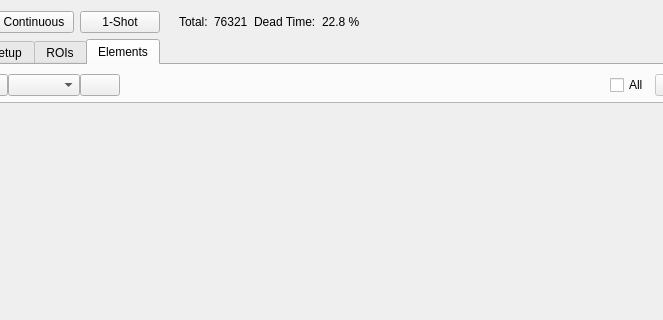
Above: firefly/xrf_detector.ui from spc-group/haven before the change; both pictures show x 85 to 748 and y 0 to 320 of the 1071 by 759 pixel window. Below: the same form after it.
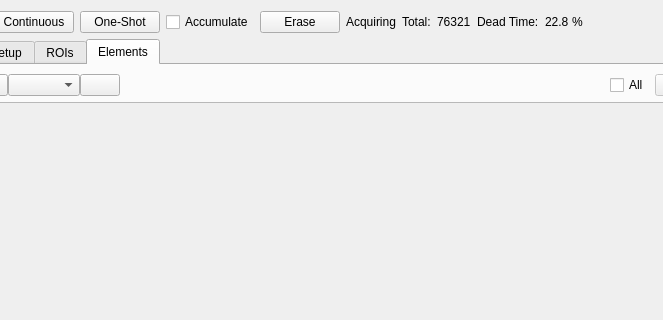
That is the form after the change. Custom widgets are drawn as their Qt base class.

Commit message: Acquisition controls for the XRF detector.

Patch:
```diff
--- a/firefly/xrf_detector.ui
+++ b/firefly/xrf_detector.ui
@@ -58,12 +58,41 @@
       </widget>
      </item>
      <item>
-      <widget class="PyDMPushButton" name="PyDMPushButton">
+      <widget class="QPushButton" name="oneshot_button">
+       <property name="text">
+        <string>One-Shot</string>
+       </property>
+       <property name="iconSize">
+        <size>
+         <width>12</width>
+         <height>12</height>
+        </size>
+       </property>
+      </widget>
+     </item>
+     <item>
+      <widget class="QCheckBox" name="accumulate_checkbox">
        <property name="toolTip">
         <string/>
        </property>
        <property name="text">
-        <string>1-Shot</string>
+        <string>Accumulate</string>
+       </property>
+      </widget>
+     </item>
+     <item>
+      <widget class="PyDMPushButton" name="erase_button">
+       <property name="toolTip">
+        <string>Erase the accumulated spectra.</string>
+       </property>
+       <property name="text">
+        <string>Erase</string>
+       </property>
+       <property name="iconSize">
+        <size>
+         <width>12</width>
+         <height>12</height>
+        </size>
        </property>
        <property name="channel" stdset="0">
         <string>oph://${DEV}.erase_start._write_pv</string>
@@ -78,8 +107,17 @@
      </item>
      <item>
       <widget class="PyDMLabel" name="PyDMLabel_35">
+       <property name="sizePolicy">
+        <sizepolicy hsizetype="Preferred" vsizetype="Fixed">
+         <horstretch>0</horstretch>
+         <verstretch>0</verstretch>
+        </sizepolicy>
+       </property>
        <property name="toolTip">
-        <string/>
+        <string>Currest status of the detector.</string>
+       </property>
+       <property name="text">
+        <string>Acquiring</string>
        </property>
        <property name="precision" stdset="0">
         <number>0</number>
@@ -147,19 +185,86 @@
       </widget>
      </item>
      <item>
-      <widget class="PyDMLabel" name="PyDMLabel_34">
+      <widget class="QWidget" name="deadtime_layout" native="true">
        <property name="sizePolicy">
         <sizepolicy hsizetype="Preferred" vsizetype="Fixed">
          <horstretch>0</horstretch>
          <verstretch>0</verstretch>
         </sizepolicy>
        </property>
-       <property name="toolTip">
-        <string/>
+       <property name="minimumSize">
+        <size>
+         <width>0</width>
+         <height>0</height>
+        </size>
        </property>
-       <property name="text">
-        <string>22.8 %</string>
+       <property name="baseSize">
+        <size>
+         <width>0</width>
+         <height>0</height>
+        </size>
        </property>
+       <property name="styleSheet">
+        <string notr="true"/>
+       </property>
+       <layout class="QHBoxLayout" name="horizontalLayout_5">
+        <property name="spacing">
+         <number>3</number>
+        </property>
+        <property name="leftMargin">
+         <number>0</number>
+        </property>
+        <property name="topMargin">
+         <number>0</number>
+        </property>
+        <property name="rightMargin">
+         <number>0</number>
+        </property>
+        <property name="bottomMargin">
+         <number>0</number>
+        </property>
+        <item>
+         <widget class="PyDMLabel" name="deadtime_label">
+          <property name="sizePolicy">
+           <sizepolicy hsizetype="Preferred" vsizetype="Fixed">
+            <horstretch>0</horstretch>
+            <verstretch>0</verstretch>
+           </sizepolicy>
+          </property>
+          <property name="toolTip">
+           <string>The overall live time across elements for the last acquisition.</string>
+          </property>
+          <property name="text">
+           <string>22.8</string>
+          </property>
+          <property name="precision" stdset="0">
+           <number>2</number>
+          </property>
+          <property name="precisionFromPV" stdset="0">
+           <bool>false</bool>
+          </property>
+          <property name="channel" stdset="0">
+           <string>oph://${DEV}.dead_time</string>
+          </property>
+          <property name="displayFormat" stdset="0">
+           <enum>PyDMLabel::Decimal</enum>
+          </property>
+         </widget>
+        </item>
+        <item>
+         <widget class="QLabel" name="label_3">
+          <property name="sizePolicy">
+           <sizepolicy hsizetype="Preferred" vsizetype="Fixed">
+            <horstretch>0</horstretch>
+            <verstretch>0</verstretch>
+           </sizepolicy>
+          </property>
+          <property name="text">
+           <string>%</string>
+          </property>
+         </widget>
+        </item>
+       </layout>
       </widget>
      </item>
      <item>
```
Left out of the diff: 34 changed lines with no effect on the pictures. The commit also changes 3 other files.
